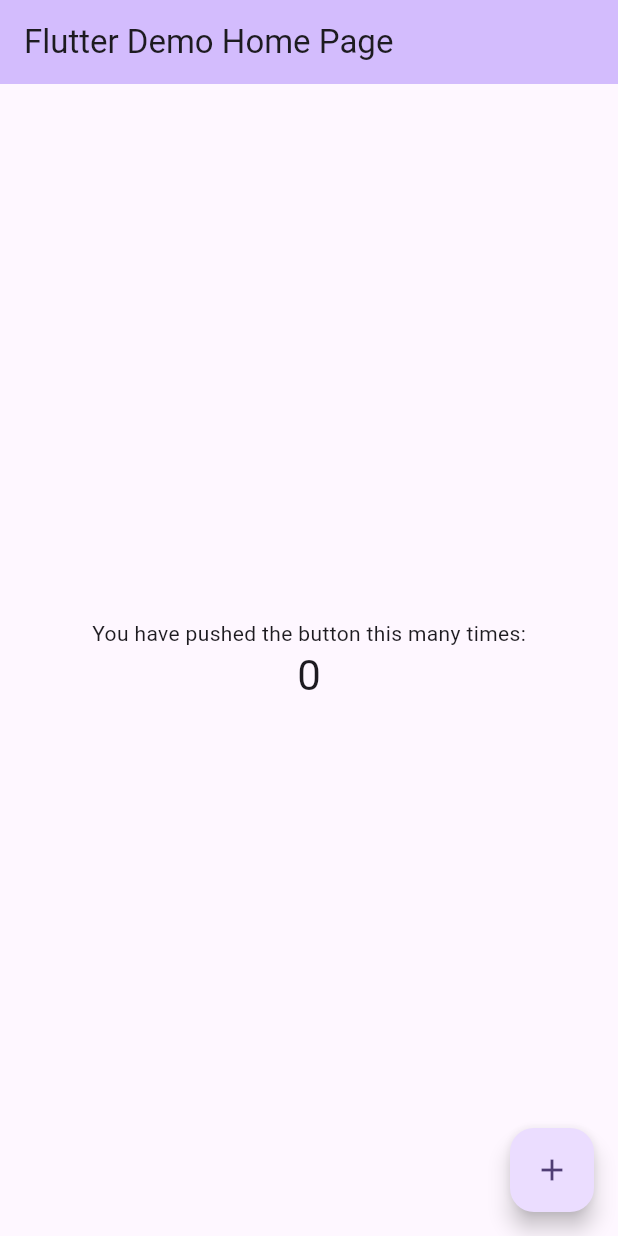
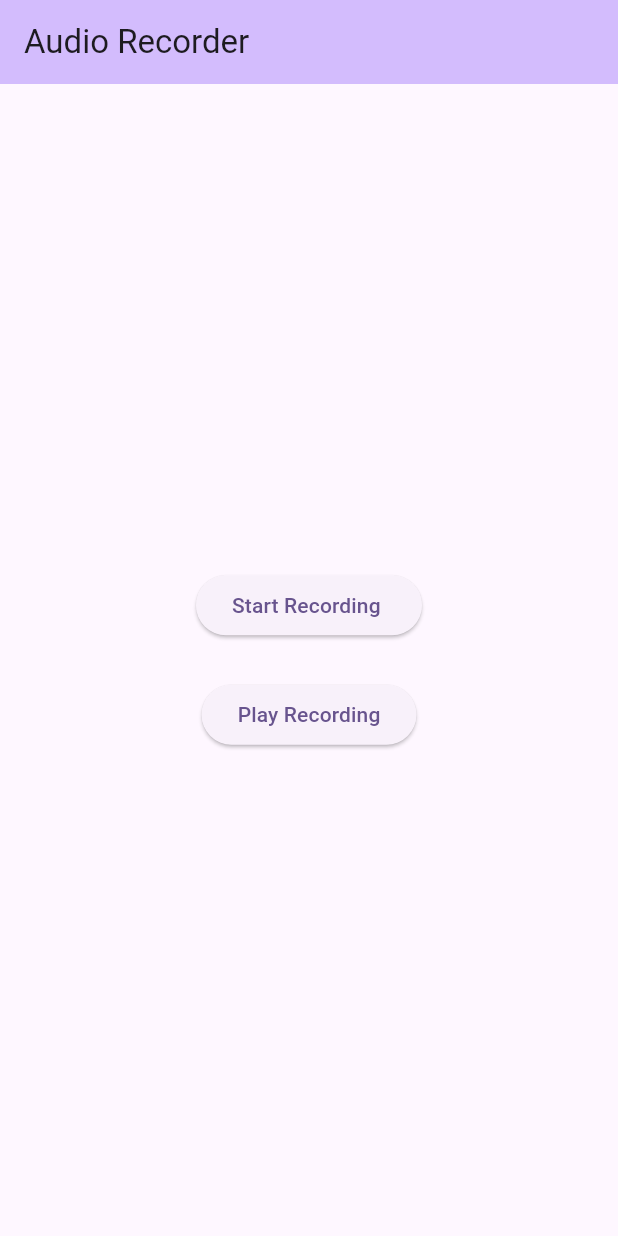
Before and after one commit to npresent/Relaxer, a Flutter app: the screen it shows after launch, on a phone screen of 412 x 824 dp. Run offline on Flutter 3.47's test engine with Material 2 defaults, Android fonts, the phone set to English and light mode, and no system bars; our stand-ins replace audioplayers; missing offline and left inert: record; statements that could not run were skipped.

Commit message:
23.11.24

```diff
--- a/lib/main.dart
+++ b/lib/main.dart
@@ -1,4 +1,6 @@
 import 'package:flutter/material.dart';
+import 'package:record/record.dart';
+import 'package:audioplayers/audioplayers.dart';
 
 void main() {
   runApp(const MyApp());
@@ -39,15 +41,6 @@
 class MyHomePage extends StatefulWidget {
   const MyHomePage({super.key, required this.title});
 
-  // This widget is the home page of your application. It is stateful, meaning
-  // that it has a State object (defined below) that contains fields that affect
-  // how it looks.
-
-  // This class is the configuration for the state. It holds the values (in this
-  // case the title) provided by the parent (in this case the App widget) and
-  // used by the build method of the State. Fields in a Widget subclass are
-  // always marked "final".
-
   final String title;
 
   @override
@@ -55,70 +48,96 @@
 }
 
 class _MyHomePageState extends State<MyHomePage> {
-  int _counter = 0;
+  late Record audioRecord;
+  late AudioPlayer audioPlayer;
+  bool isRecording = false;
+  String audioPath = '';
 
-  void _incrementCounter() {
-    setState(() {
-      // This call to setState tells the Flutter framework that something has
-      // changed in this State, which causes it to rerun the build method below
-      // so that the display can reflect the updated values. If we changed
-      // _counter without calling setState(), then the build method would not be
-      // called again, and so nothing would appear to happen.
-      _counter++;
-    });
+  @override
+  void initState() {
+    audioPlayer = AudioPlayer();
+    audioRecord = Record();
+
+    super.initState();
+  }
+
+  @override
+  void dispose() {
+    audioRecord.dispose();
+    audioPlayer.dispose();
+    super.dispose();
+  }
+
+  Future<void> startRecording() async {
+    try {
+      if (await audioRecord.hasPermission()) {
+        await audioRecord.start();
+        setState(() {
+          isRecording = true;
+        });
+      }
+    } catch (e) {
+      print('Error Start Recording : $e');
+    }
+  }
+
+  Future<void> stopRecording() async {
+    try {
+      String? path = await audioRecord.stop();
+      setState(() {
+        isRecording = false;
+        audioPath = path!;
+      });
+    } catch (e) {
+      print('Error Stopping record : $e');
+    }
+  }
+
+  Future<void> playRecording() async {
+    try {
+      Source urlSource = UrlSource(audioPath);
+      await audioPlayer.play(urlSource);
+    } catch (e) {
+      print('Error playing Recording : $e');
+    }
   }
 
   @override
   Widget build(BuildContext context) {
-    // This method is rerun every time setState is called, for instance as done
-    // by the _incrementCounter method above.
-    //
-    // The Flutter framework has been optimized to make rerunning build methods
-    // fast, so that you can just rebuild anything that needs updating rather
-    // than having to individually change instances of widgets.
     return Scaffold(
       appBar: AppBar(
-        // TRY THIS: Try changing the color here to a specific color (to
-        // Colors.amber, perhaps?) and trigger a hot reload to see the AppBar
-        // change color while the other colors stay the same.
         backgroundColor: Theme.of(context).colorScheme.inversePrimary,
         // Here we take the value from the MyHomePage object that was created by
         // the App.build method, and use it to set our appbar title.
-        title: Text(widget.title),
+        title: const Text('Audio Recorder'),
       ),
       body: Center(
         // Center is a layout widget. It takes a single child and positions it
         // in the middle of the parent.
         child: Column(
-          // Column is also a layout widget. It takes a list of children and
-          // arranges them vertically. By default, it sizes itself to fit its
-          // children horizontally, and tries to be as tall as its parent.
-          //
-          // Column has various properties to control how it sizes itself and
-          // how it positions its children. Here we use mainAxisAlignment to
-          // center the children vertically; the main axis here is the vertical
-          // axis because Columns are vertical (the cross axis would be
-          // horizontal).
-          //
-          // TRY THIS: Invoke "debug painting" (choose the "Toggle Debug Paint"
-          // action in the IDE, or press "p" in the console), to see the
-          // wireframe for each widget.
           mainAxisAlignment: MainAxisAlignment.center,
           children: <Widget>[
-            const Text(
-              'You have pushed the button this many times:',
+            if (isRecording)
+              const Text('Recording Now',
+                  style: TextStyle(
+                    fontSize: 20,
+                  )),
+            ElevatedButton(
+              onPressed: isRecording ? stopRecording : startRecording,
+              child: isRecording
+                  ? const Text('Stop Recording')
+                  : const Text('Start Recording '),
             ),
-            Text(
-              '$_counter',
-              style: Theme.of(context).textTheme.headlineMedium,
+            const SizedBox(
+              height: 25,
             ),
+            if (!isRecording)
+              ElevatedButton(
+                onPressed: playRecording,
+                child: const Text('Play Recording'),
+              )
           ],
         ),
-      ),
-      floatingActionButton: FloatingActionButton(
-        onPressed: _incrementCounter,
-        tooltip: 'Increment',
-        child: const Icon(Icons.add),
       ), // This trailing comma makes auto-formatting nicer for build methods.
     );
   }
--- a/pubspec.yaml
+++ b/pubspec.yaml
@@ -35,6 +35,8 @@
   # The following adds the Cupertino Icons font to your application.
   # Use with the CupertinoIcons class for iOS style icons.
   cupertino_icons: ^1.0.2
+  record: ^4.4.4
+  audioplayers: ^4.1.0
 
 dev_dependencies:
   flutter_test:
```
Also changed, not shown: pubspec.lock, 4 other files.
